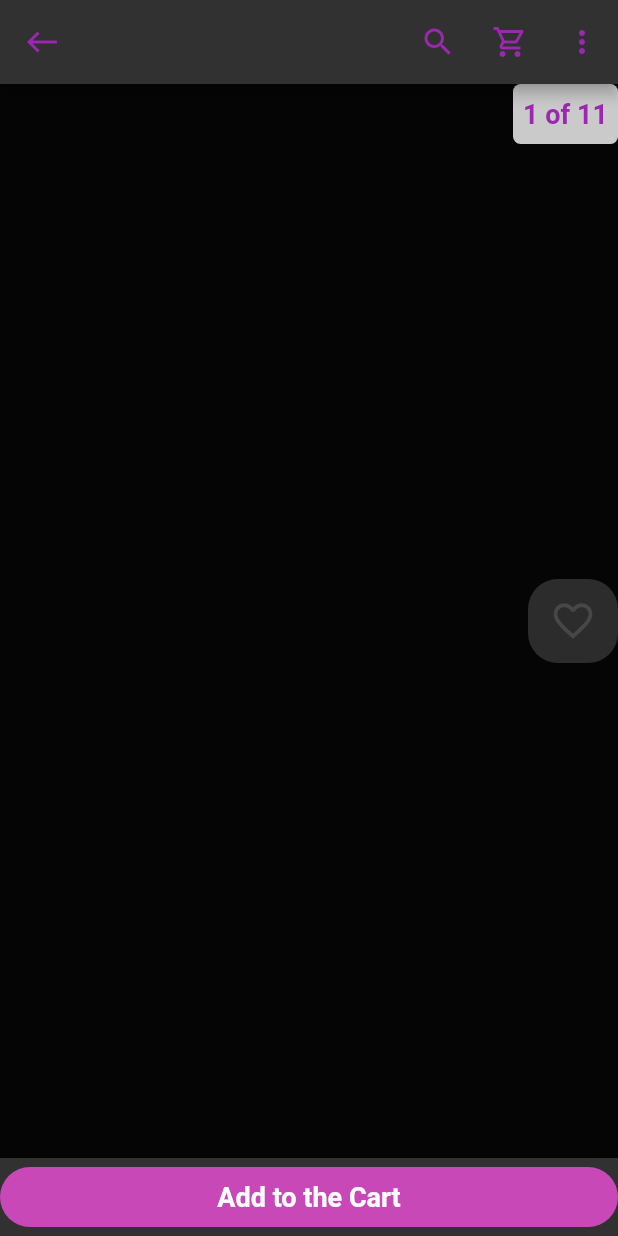
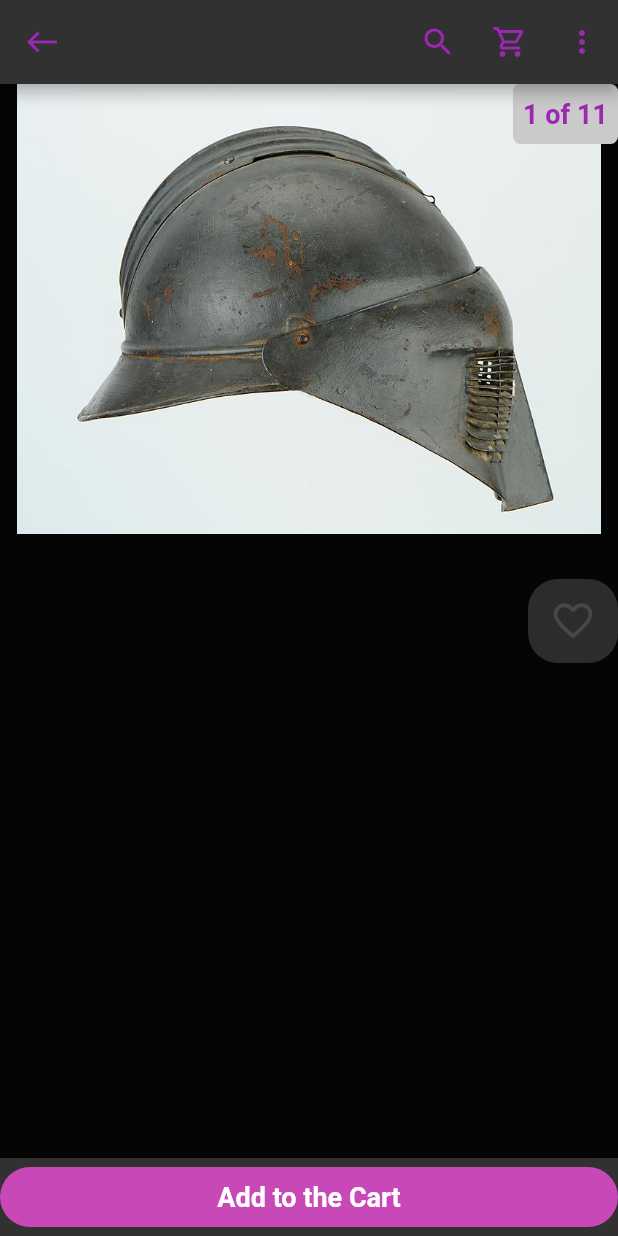
Before and after one commit to TheGewehr/LayoutDesign_AlexandreCarreras, a Flutter app: the screen it shows after launch, on a phone screen of 412 x 824 dp. Run offline on Flutter 3.47's test engine with Material 2 defaults, Android fonts, the phone set to English and light mode, and no system bars.

Commit message:
Adding the images

```diff
--- a/LayoutDesign_AlexandreCarreras/layoutdesign_alexandrecarreras/lib/main.dart
+++ b/LayoutDesign_AlexandreCarreras/layoutdesign_alexandrecarreras/lib/main.dart
@@ -43,9 +43,10 @@ class MyApp extends StatelessWidget {
         bottomNavigationBar: BottomBar(),
         body:  Stack(
           children: [
+
+          Align(alignment: Alignment.topCenter, child: ProductImage(),),
           Align(alignment: Alignment.centerRight, child: LikeWidget(),),
           Align(alignment: Alignment.topRight, child: CountOfPictures(),),
-          //Align(alignment: Alignment.bottomCenter, child: AddToTheCart(),),
 
           ]
         )
@@ -152,6 +153,29 @@ class AddToTheCart extends StatelessWidget{
         ),
       padding: const EdgeInsets.all(padding),
       child: Center(child: Text("Add to the Cart", style: const TextStyle( fontSize: 18, fontWeight: FontWeight.bold,color: Color.fromARGB(255, 255, 255, 255))))
+    );
+
+  }
+}
+
+class ProductImage extends StatelessWidget{
+  const ProductImage({Key? key}) : super(key: key);
+
+
+
+
+  @override
+  Widget build(BuildContext)
+  {
+    return Container(
+
+      height: 300,
+      decoration: const BoxDecoration(
+        color: Color.fromARGB(255, 201, 72, 184),
+
+        ),
+
+      child: Image.asset('assets/AdrianHelmet01.png', fit: BoxFit.cover)
     );
 
   }
```
Also changed, not shown: LayoutDesign_AlexandreCarreras/layoutdesign_alexandrecarreras/pubspec.yaml (+7 -3 lines), LayoutDesign_AlexandreCarreras/layoutdesign_alexandrecarreras/assets/AdrianHelmet01.png (added), LayoutDesign_AlexandreCarreras/layoutdesign_alexandrecarreras/assets/AdrianHelmet02.png (added), LayoutDesign_AlexandreCarreras/layoutdesign_alexandrecarreras/assets/AdrianHelmet03.png (added), LayoutDesign_AlexandreCarreras/layoutdesign_alexandrecarreras/assets/AdrianHelmet04.png (added), LayoutDesign_AlexandreCarreras/layoutdesign_alexandrecarreras/assets/AdrianHelmet05.png (added), LayoutDesign_AlexandreCarreras/layoutdesign_alexandrecarreras/assets/AdrianHelmet06.png (added).
